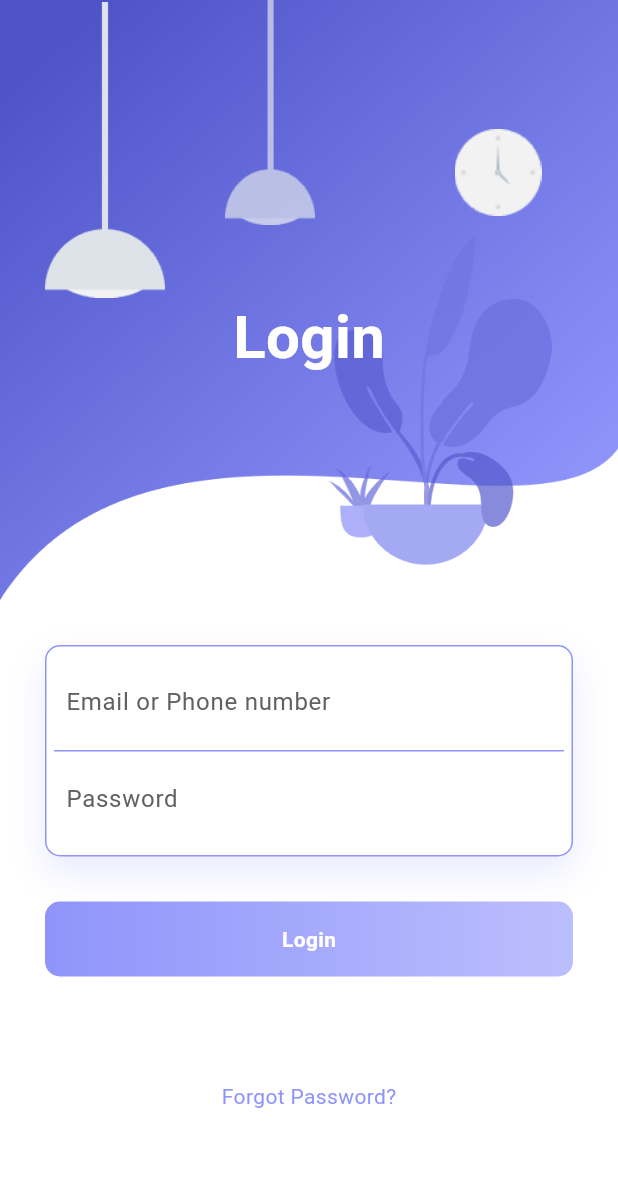
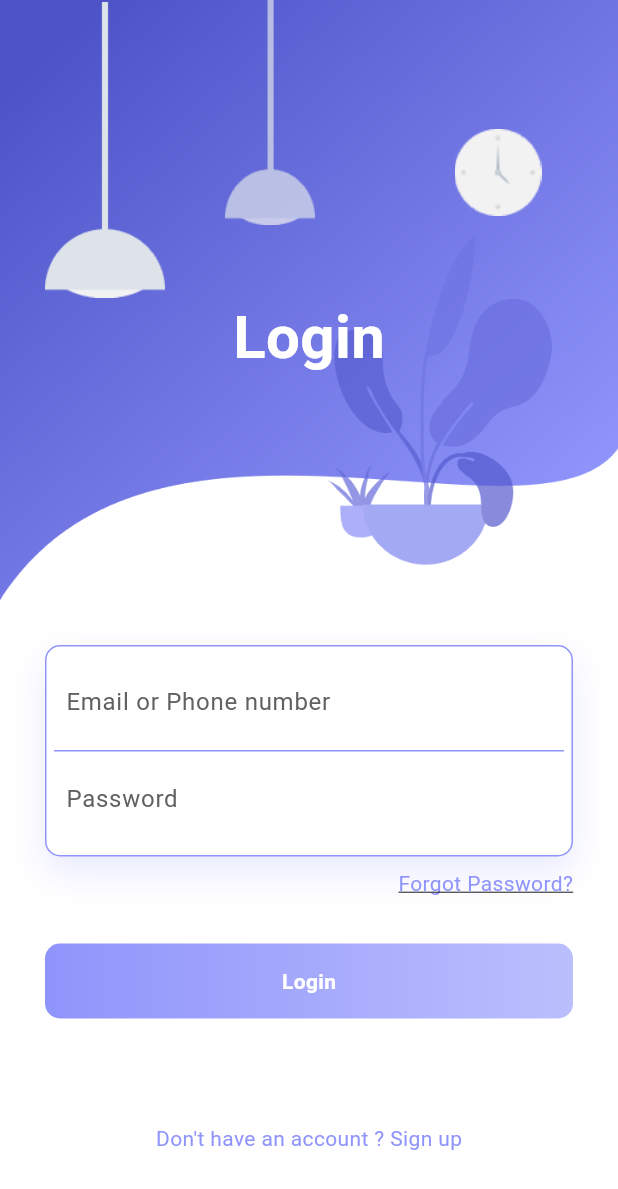
Before and after one commit to Mahender-Kumar/ecom, a Flutter app: the screen it shows after launch, on a phone screen of 412 x 824 dp. Shown: the top 1189 px of the screen. Run offline on Flutter 3.47's test engine with Material 3 defaults, Android fonts, the phone set to English and light mode, and no system bars; our stand-ins replace animate_do, cloud_firestore, firebase_auth, firebase_core, go_router; missing offline and left inert: flutter_adaptive_scaffold; accounts and stored records are empty; generated files the repository leaves out were written again.

Commit message:
login page working

```diff
--- a/lib/auth/login.dart
+++ b/lib/auth/login.dart
@@ -1,9 +1,28 @@
-
+import 'package:ecom/services/auth_service.dart';
 import 'package:flutter/material.dart';
 import 'package:animate_do/animate_do.dart';
+import 'package:go_router/go_router.dart';
+import 'package:provider/provider.dart';
 
-class LoginPage extends StatelessWidget {
+class LoginPage extends StatefulWidget {
   const LoginPage({super.key});
+
+  @override
+  State<LoginPage> createState() => _LoginPageState();
+}
+
+class _LoginPageState extends State<LoginPage> {
+  final TextEditingController emailController = TextEditingController();
+  final TextEditingController passwordController = TextEditingController();
+  bool isLoading = false;
+
+  void login() async {
+    context.read<FirebaseAuthMethods>().loginWithEmail(
+          email: emailController.text,
+          password: passwordController.text,
+          context: context,
+        );
+  }
 
   @override
   Widget build(BuildContext context) {
@@ -108,7 +127,8 @@ class LoginPage extends StatelessWidget {
                                         bottom: BorderSide(
                                             color: Color.fromRGBO(
                                                 143, 148, 251, 1)))),
-                                child: TextField(
+                                child: TextFormField(
+                                  controller: emailController,
                                   decoration: InputDecoration(
                                       border: InputBorder.none,
                                       hintText: "Email or Phone number",
@@ -118,7 +138,8 @@ class LoginPage extends StatelessWidget {
                               ),
                               Container(
                                 padding: const EdgeInsets.all(8.0),
-                                child: TextField(
+                                child: TextFormField(
+                                  controller: passwordController,
                                   obscureText: true,
                                   decoration: InputDecoration(
                                       border: InputBorder.none,
@@ -131,10 +152,41 @@ class LoginPage extends StatelessWidget {
                           ),
                         )),
                     const SizedBox(
+                      height: 8,
+                    ),
+                    Row(
+                      mainAxisAlignment: MainAxisAlignment.end,
+                      children: [
+                        FadeInUp(
+                            duration: const Duration(milliseconds: 2000),
+                            child: const Text(
+                              "Forgot Password?",
+                              style: TextStyle(
+                                  decoration: TextDecoration.underline,
+                                  color: Color.fromRGBO(143, 148, 251, 1)),
+                            )),
+                      ],
+                    ),
+                    const SizedBox(
                       height: 30,
                     ),
                     FadeInUp(
                         duration: const Duration(milliseconds: 1900),
+                        child: InkWell(
+                          onTap: () {
+                            setState(() {
+                              isLoading = true;
+                            });
+                            if (emailController.text.isEmpty ||
+                                !emailController.text.contains('@')) {
+                              // Show an error message
+                            } else if (passwordController.text.isEmpty ||
+                                passwordController.text.length < 6) {
+                              // Show another error message
+                            } else {
+                              login();
+                            }
+                          },
                           child: Container(
                             height: 50,
                             decoration: BoxDecoration(
@@ -151,16 +203,24 @@ class LoginPage extends StatelessWidget {
                                     fontWeight: FontWeight.bold),
                               ),
                             ),
+                          ),
                         )),
                     const SizedBox(
                       height: 70,
                     ),
                     FadeInUp(
                         duration: const Duration(milliseconds: 2000),
+                        child: InkWell(
+                          onTap: () {
+                            print('asdasdd');
+
+                            context.go('/register');
+                          },
                           child: const Text(
-                          "Forgot Password?",
+                            "Don't have an account ? Sign up",
                             style: TextStyle(
                                 color: Color.fromRGBO(143, 148, 251, 1)),
+                          ),
                         )),
                   ],
                 ),
```
Lines whose indentation alone changed are shown as unchanged.
